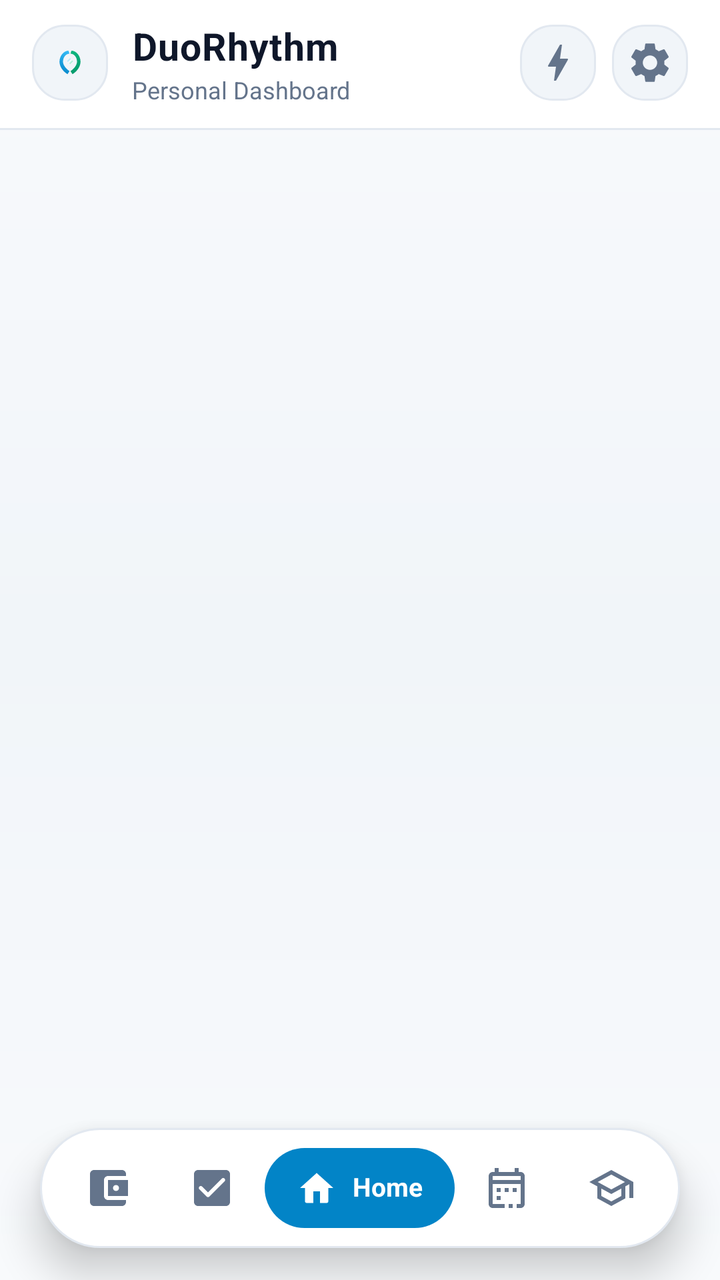
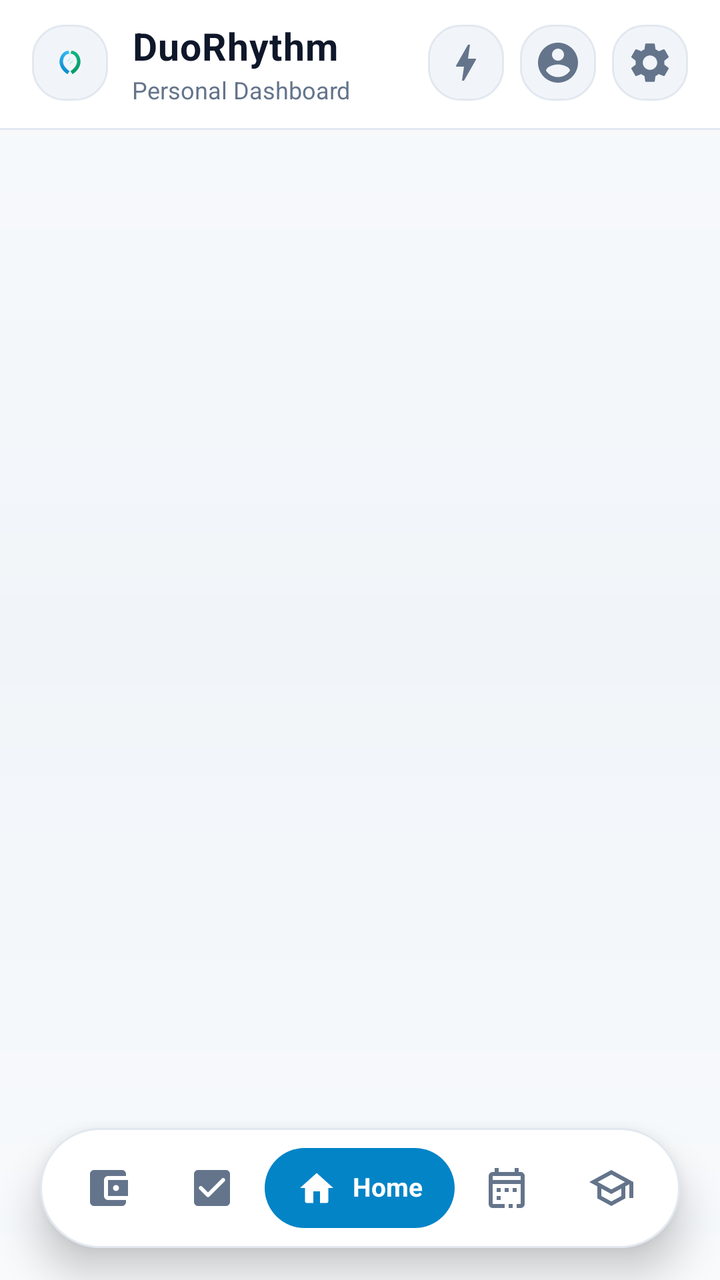

Before-and-after screenshots of an Android layout around one commit, followed by the original layout XML and the change that was made.
<!-- AndroidManifest.xml: application theme Theme.LifeSync -->
<!-- res/layout/activity_main.xml -->
<?xml version="1.0" encoding="utf-8"?>
<androidx.coordinatorlayout.widget.CoordinatorLayout xmlns:android="http://schemas.android.com/apk/res/android"
    xmlns:app="http://schemas.android.com/apk/res-auto"
    xmlns:tools="http://schemas.android.com/tools"
    android:id="@+id/coordinatorLayout"
    android:layout_width="match_parent"
    android:layout_height="match_parent"
    android:clipChildren="false"
    android:clipToPadding="false"
    android:background="@drawable/bg_ambient_canvas">

    
    <com.google.android.material.appbar.AppBarLayout
        android:id="@+id/appBarLayout"
        android:layout_width="match_parent"
        android:layout_height="wrap_content"
        android:background="@drawable/bg_cyber_header"
        app:elevation="0dp">

        <LinearLayout
            android:layout_width="match_parent"
            android:layout_height="wrap_content"
            android:orientation="vertical"
            android:paddingHorizontal="16dp"
            android:paddingTop="10dp"
            android:paddingBottom="12dp">

            <LinearLayout
                android:layout_width="match_parent"
                android:layout_height="wrap_content"
                android:gravity="center_vertical"
                android:orientation="horizontal">

                
                <ImageView
                    android:id="@+id/ivAppLogo"
                    android:layout_width="38dp"
                    android:layout_height="38dp"
                    android:background="@drawable/bg_glass_squircle_action"
                    android:padding="7dp"
                    android:src="@drawable/ic_app_logo"
                    android:contentDescription="@string/app_name" />

                
                <LinearLayout
                    android:layout_width="0dp"
                    android:layout_height="wrap_content"
                    android:layout_marginStart="12dp"
                    android:layout_weight="1"
                    android:orientation="vertical">

                    <TextView
                        android:id="@+id/tvAppTitle"
                        android:layout_width="wrap_content"
                        android:layout_height="wrap_content"
                        android:letterSpacing="0.02"
                        android:text="DuoRhythm"
                        android:textColor="@color/text_primary"
                        android:textSize="19sp"
                        android:textStyle="bold" />

                    <TextView
                        android:id="@+id/tvAppSubtitle"
                        android:layout_width="wrap_content"
                        android:layout_height="wrap_content"
                        android:layout_marginTop="1dp"
                        android:text="Personal Dashboard"
                        android:textColor="@color/text_secondary"
                        android:textSize="12sp" />
                </LinearLayout>

                
                <TextView
                    android:id="@+id/tvAppStatusBadge"
                    android:layout_width="0dp"
                    android:layout_height="0dp"
                    android:visibility="gone" />

                
                <ImageButton
                    android:id="@+id/btnQuickTools"
                    android:layout_width="38dp"
                    android:layout_height="38dp"
                    android:background="@drawable/bg_glass_squircle_action"
                    android:contentDescription="Focus Suite"
                    android:padding="8dp"
                    android:src="@drawable/ic_bolt"
                    app:tint="@color/text_secondary" />

                
                <ImageButton
                    android:id="@+id/btnQuickSettings"
                    android:layout_width="38dp"
                    android:layout_height="38dp"
                    android:layout_marginStart="8dp"
                    android:background="@drawable/bg_glass_squircle_action"
                    android:contentDescription="Settings"
                    android:padding="8dp"
                    android:src="@drawable/ic_settings"
                    app:tint="@color/text_secondary" />

                
                <ImageButton
                    android:id="@+id/btnQuickBackup"
                    android:layout_width="0dp"
                    android:layout_height="0dp"
                    android:visibility="gone" />

                
                <ImageButton
                    android:id="@+id/btnQuickPomodoro"
                    android:layout_width="0dp"
                    android:layout_height="0dp"
                    android:contentDescription=""
                    android:visibility="gone" />

                <ImageButton
                    android:id="@+id/btnQuickMusic"
                    android:layout_width="0dp"
                    android:layout_height="0dp"
                    android:contentDescription=""
                    android:visibility="gone" />

                <ImageButton
                    android:id="@+id/btnQuickCalc"
                    android:layout_width="0dp"
                    android:layout_height="0dp"
                    android:contentDescription=""
                    android:visibility="gone" />

                <ImageButton
                    android:id="@+id/btnQuickAbout"
                    android:layout_width="0dp"
                    android:layout_height="0dp"
                    android:contentDescription=""
                    android:visibility="gone" />
            </LinearLayout>

        </LinearLayout>
    </com.google.android.material.appbar.AppBarLayout>

    
    <androidx.viewpager2.widget.ViewPager2
        android:id="@+id/mainViewPager"
        android:layout_width="match_parent"
        android:layout_height="match_parent"
        app:layout_behavior="@string/appbar_scrolling_view_behavior" />

    
    <FrameLayout
        android:id="@+id/toolsContainer"
        android:layout_width="match_parent"
        android:layout_height="match_parent"
        android:visibility="gone"
        app:layout_behavior="@string/appbar_scrolling_view_behavior" />

    
    <LinearLayout
        android:id="@+id/bottomNav"
        android:layout_width="match_parent"
        android:layout_height="60dp"
        android:layout_gravity="bottom|center_horizontal"
        android:layout_marginStart="20dp"
        android:layout_marginEnd="20dp"
        android:layout_marginBottom="16dp"
        android:background="@drawable/bg_floating_glass_dock"
        android:clipChildren="false"
        android:clipToPadding="false"
        android:elevation="12dp"
        android:gravity="center_vertical"
        android:orientation="horizontal"
        android:paddingStart="8dp"
        android:paddingEnd="8dp">

        
        <LinearLayout
            android:id="@+id/nav_wallet"
            android:layout_width="0dp"
            android:layout_height="wrap_content"
            android:layout_weight="1"
            android:background="@drawable/bg_nav_tab_ripple"
            android:clickable="true"
            android:clipChildren="false"
            android:clipToPadding="false"
            android:contentDescription="@string/nav_wallet"
            android:focusable="true"
            android:gravity="center"
            android:orientation="horizontal"
            android:paddingTop="10dp"
            android:paddingBottom="10dp">

            <ImageView
                android:id="@+id/ivNavWallet"
                android:layout_width="24dp"
                android:layout_height="24dp"
                android:contentDescription="@string/nav_wallet"
                android:src="@drawable/ic_wallet"
                app:tint="#64748B" />

            <TextView
                android:id="@+id/tvNavWallet"
                android:layout_width="wrap_content"
                android:layout_height="wrap_content"
                android:layout_marginStart="8dp"
                android:includeFontPadding="false"
                android:singleLine="true"
                android:ellipsize="none"
                android:text="@string/nav_wallet"
                android:textColor="#FFFFFF"
                android:textSize="13sp"
                android:textStyle="bold"
                android:visibility="gone" />
        </LinearLayout>

        
        <LinearLayout
            android:id="@+id/nav_tasks"
            android:layout_width="0dp"
            android:layout_height="wrap_content"
            android:layout_weight="1"
            android:background="@drawable/bg_nav_tab_ripple"
            android:clickable="true"
            android:clipChildren="false"
            android:clipToPadding="false"
            android:contentDescription="@string/nav_tasks"
            android:focusable="true"
            android:gravity="center"
            android:orientation="horizontal"
            android:paddingTop="10dp"
            android:paddingBottom="10dp">

            <ImageView
                android:id="@+id/ivNavTasks"
                android:layout_width="24dp"
                android:layout_height="24dp"
                android:contentDescription="@string/nav_tasks"
                android:src="@drawable/ic_tasks"
                app:tint="#64748B" />

            <TextView
                android:id="@+id/tvNavTasks"
                android:layout_width="wrap_content"
                android:layout_height="wrap_content"
                android:layout_marginStart="8dp"
                android:includeFontPadding="false"
                android:singleLine="true"
                android:ellipsize="none"
                android:text="@string/nav_tasks"
                android:textColor="#FFFFFF"
                android:textSize="13sp"
                android:textStyle="bold"
                android:visibility="gone" />
        </LinearLayout>

        
        <LinearLayout
            android:id="@+id/nav_home"
            android:layout_width="wrap_content"
            android:layout_height="wrap_content"
            android:layout_weight="0"
            android:background="@drawable/bg_nav_active_pill"
            android:clickable="true"
            android:clipChildren="false"
            android:clipToPadding="false"
            android:contentDescription="@string/nav_home"
            android:focusable="true"
            android:gravity="center"
            android:orientation="horizontal"
            android:paddingStart="16dp"
            android:paddingTop="10dp"
            android:paddingEnd="16dp"
            android:paddingBottom="10dp">

            <ImageView
                android:id="@+id/ivNavHome"
                android:layout_width="20dp"
                android:layout_height="20dp"
                android:contentDescription="@string/nav_home"
                android:src="@drawable/ic_home"
                app:tint="#FFFFFF" />

            <TextView
                android:id="@+id/tvNavHome"
                android:layout_width="wrap_content"
                android:layout_height="wrap_content"
                android:layout_marginStart="8dp"
                android:includeFontPadding="false"
                android:singleLine="true"
                android:ellipsize="none"
                android:text="@string/nav_home"
                android:textColor="#FFFFFF"
                android:textSize="13sp"
                android:textStyle="bold"
                android:visibility="visible" />
        </LinearLayout>

        
        <LinearLayout
            android:id="@+id/nav_schedule"
            android:layout_width="0dp"
            android:layout_height="wrap_content"
            android:layout_weight="1"
            android:background="@drawable/bg_nav_tab_ripple"
            android:clickable="true"
            android:clipChildren="false"
            android:clipToPadding="false"
            android:contentDescription="@string/nav_schedule"
            android:focusable="true"
            android:gravity="center"
            android:orientation="horizontal"
            android:paddingTop="10dp"
            android:paddingBottom="10dp">

            <ImageView
                android:id="@+id/ivNavSchedule"
                android:layout_width="24dp"
                android:layout_height="24dp"
                android:contentDescription="@string/nav_schedule"
                android:src="@drawable/ic_schedule"
                app:tint="#64748B" />

            <TextView
                android:id="@+id/tvNavSchedule"
                android:layout_width="wrap_content"
                android:layout_height="wrap_content"
                android:layout_marginStart="8dp"
                android:includeFontPadding="false"
                android:singleLine="true"
                android:ellipsize="none"
                android:text="@string/nav_schedule"
                android:textColor="#FFFFFF"
                android:textSize="13sp"
                android:textStyle="bold"
                android:visibility="gone" />
        </LinearLayout>

        
        <LinearLayout
            android:id="@+id/nav_portal"
            android:layout_width="0dp"
            android:layout_height="wrap_content"
            android:layout_weight="1"
            android:background="@drawable/bg_nav_tab_ripple"
            android:clickable="true"
            android:clipChildren="false"
            android:clipToPadding="false"
            android:contentDescription="@string/nav_portal"
            android:focusable="true"
            android:gravity="center"
            android:orientation="horizontal"
            android:paddingTop="10dp"
            android:paddingBottom="10dp">

            <ImageView
                android:id="@+id/ivNavPortal"
                android:layout_width="24dp"
                android:layout_height="24dp"
                android:contentDescription="@string/nav_portal"
                android:src="@drawable/ic_portal"
                app:tint="#64748B" />

            <TextView
                android:id="@+id/tvNavPortal"
                android:layout_width="wrap_content"
                android:layout_height="wrap_content"
                android:layout_marginStart="8dp"
                android:includeFontPadding="false"
                android:singleLine="true"
                android:ellipsize="none"
                android:text="@string/nav_portal"
                android:textColor="#FFFFFF"
                android:textSize="13sp"
                android:textStyle="bold"
                android:visibility="gone" />
        </LinearLayout>

    </LinearLayout>

</androidx.coordinatorlayout.widget.CoordinatorLayout>
<!-- resources referenced by this layout -->
<resources>
  <color name="text_primary">#0F172A</color>
  <color name="text_secondary">#64748B</color>
  <!-- drawable bg_ambient_canvas (drawable) -->
  <?xml version="1.0" encoding="utf-8"?>
  <shape xmlns:android="http://schemas.android.com/apk/res/android"
      android:shape="rectangle">
      <gradient
          android:angle="270"
          android:startColor="#F8FAFC"
          android:centerColor="#F1F5F9"
          android:endColor="#F8FAFC"
          android:type="linear" />
  </shape>
  <!-- drawable bg_floating_glass_dock (drawable) -->
  <?xml version="1.0" encoding="utf-8"?>
  <shape xmlns:android="http://schemas.android.com/apk/res/android"
      android:shape="rectangle">
      <corners android:radius="30dp" />
      <solid android:color="@color/surface_nav" />
      <stroke
          android:width="1dp"
          android:color="@color/nav_divider" />
  </shape>
  <!-- drawable bg_nav_active_pill (drawable) -->
  <?xml version="1.0" encoding="utf-8"?>
  <ripple xmlns:android="http://schemas.android.com/apk/res/android"
      android:color="#33FFFFFF">
      <item>
          <shape android:shape="rectangle">
              <corners android:radius="20dp" />
              <solid android:color="#0284C7" />
          </shape>
      </item>
  </ripple>
  <string name="app_name">DuoRhythm</string>
  <string name="nav_home">Home</string>
  <string name="nav_portal">Portal</string>
  <string name="nav_schedule">Schedule</string>
  <string name="nav_tasks">Tasks</string>
  <string name="nav_wallet">Wallet</string>
  <color name="surface">#FFFFFF</color>
  <color name="card_stroke">#E2E8F0</color>
  <color name="surface_nav">#FFFFFF</color>
  <color name="nav_divider">#E2E8F0</color>
  <color name="surface_variant">#F1F5F9</color>
  <color name="primary">#0284C7</color>
  <color name="primary_variant">#0369A1</color>
  <color name="on_primary">#FFFFFF</color>
  <color name="secondary">#7C3AED</color>
  <color name="secondary_variant">#6D28D9</color>
  <color name="on_secondary">#FFFFFF</color>
  <color name="background">#F8FAFC</color>
  <style name="CardElevationRounded" parent="Widget.MaterialComponents.CardView">
          <item name="cardCornerRadius">22dp</item>
          <item name="cardElevation">2dp</item>
          <item name="strokeWidth">1dp</item>
          <item name="strokeColor">@color/card_stroke</item>
          <item name="cardBackgroundColor">@color/surface_card</item>
      </style>
  <style name="DuoRhythmTextView" parent="android:Widget.TextView">
          <item name="android:lineSpacingExtra">2dp</item>
          <item name="android:fontFamily">sans-serif</item>
          <item name="android:includeFontPadding">true</item>
      </style>
  <style name="DuoRhythmEditText" parent="android:Widget.EditText">
          <item name="android:lineSpacingExtra">2dp</item>
          <item name="android:fontFamily">sans-serif</item>
          <item name="android:includeFontPadding">true</item>
          <item name="android:textColor">@color/text_primary</item>
          <item name="android:textColorHint">@color/text_secondary</item>
      </style>
  <color name="surface_card">#FFFFFF</color>
  <!-- unchanged entries left out for length: 12 -->
</resources>

<!-- the commit's change to res/layout/activity_main.xml (unified diff, before → after) -->
@@ -85,6 +85,18 @@
                     android:contentDescription="Focus Suite"
                     android:padding="8dp"
                     android:src="@drawable/ic_bolt"
+                    app:tint="@color/text_secondary" />
+
+                
+                <ImageButton
+                    android:id="@+id/btnQuickProfile"
+                    android:layout_width="38dp"
+                    android:layout_height="38dp"
+                    android:layout_marginStart="8dp"
+                    android:background="@drawable/bg_glass_squircle_action"
+                    android:contentDescription="Workspace Profiles"
+                    android:padding="8dp"
+                    android:src="@drawable/ic_account_circle"
                     app:tint="@color/text_secondary" />
 
                 
<!-- resource entries referenced after the edit -->
@@ -34,6 +34,16 @@
           </shape>
       </item>
   </ripple>
+  <!-- drawable ic_account_circle (drawable) -->
+  <vector xmlns:android="http://schemas.android.com/apk/res/android"
+      android:width="24dp"
+      android:height="24dp"
+      android:viewportWidth="24"
+      android:viewportHeight="24">
+      <path
+          android:fillColor="@android:color/white"
+          android:pathData="M12,2C6.48,2 2,6.48 2,12s4.48,10 10,10 10,-4.48 10,-10S17.52,2 12,2zm0,3c1.66,0 3,1.34 3,3s-1.34,3 -3,3 -3,-1.34 -3,-3 1.34,-3 3,-3zm0,14.2c-2.5,0 -4.71,-1.28 -6,-3.22 0.03,-1.99 4,-3.08 6,-3.08 1.99,0 5.97,1.09 6,3.08 -1.29,1.94 -3.5,3.22 -6,3.22z"/>
+  </vector>
   <string name="app_name">DuoRhythm</string>
   <string name="nav_home">Home</string>
   <string name="nav_portal">Portal</string>
